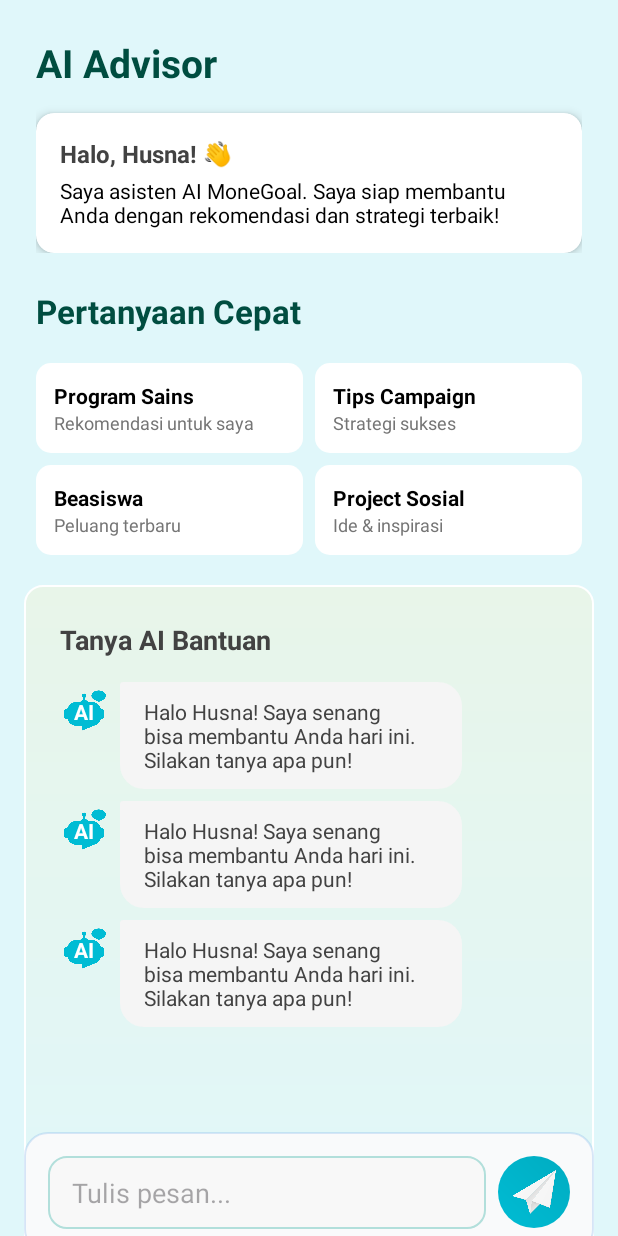
After one commit to zhafraz/MoneGoalApp, an Android app: the layout activity_aibantuan.xml on its own in the app's theme, with its tools: preview values and no code run, on a phone screen of 412 x 824 dp. The commit adds this screen. Run offline under Robolectric (Android 15) with nearby library versions, the phone set to English and light mode, and no system bars.

Commit message:
Update AI Advisor

```diff
--- a/app/src/main/AndroidManifest.xml
+++ b/app/src/main/AndroidManifest.xml
@@ -12,6 +12,9 @@
         android:supportsRtl="true"
         android:theme="@style/Theme.MoneGoal"
         tools:targetApi="31">
+        <activity
+            android:name=".AIBantuanActivity"
+            android:exported="false" />
         <activity
             android:name=".HomeActivity"
             android:exported="false" />
--- /dev/null
+++ b/app/src/main/java/com/example/monegoal/AIBantuanActivity.kt
@@ -0,0 +1,20 @@
+package com.example.monegoal
+
+import android.os.Bundle
+import androidx.activity.enableEdgeToEdge
+import androidx.appcompat.app.AppCompatActivity
+import androidx.core.view.ViewCompat
+import androidx.core.view.WindowInsetsCompat
+
+class AIBantuanActivity : AppCompatActivity() {
+    override fun onCreate(savedInstanceState: Bundle?) {
+        super.onCreate(savedInstanceState)
+        enableEdgeToEdge()
+        setContentView(R.layout.activity_aibantuan)
+        ViewCompat.setOnApplyWindowInsetsListener(findViewById(R.id.main)) { v, insets ->
+            val systemBars = insets.getInsets(WindowInsetsCompat.Type.systemBars())
+            v.setPadding(systemBars.left, systemBars.top, systemBars.right, systemBars.bottom)
+            insets
+        }
+    }
+}
--- /dev/null
+++ b/app/src/main/res/drawable/bg_ai_bubble.xml
@@ -0,0 +1,11 @@
+<?xml version="1.0" encoding="utf-8"?>
+<layer-list xmlns:android="http://schemas.android.com/apk/res/android">
+    <item>
+        <shape android:padding="10dp" android:shape="rectangle">
+            <solid android:color="@color/gray_100"/>
+            <corners
+                android:radius="16dp"
+                android:topLeftRadius="2dp"/>
+        </shape>
+    </item>
+</layer-list>
--- /dev/null
+++ b/app/src/main/res/drawable/bg_chat_container_white.xml
@@ -0,0 +1,11 @@
+<?xml version="1.0" encoding="utf-8"?>
+<shape xmlns:android="http://schemas.android.com/apk/res/android">
+    <gradient
+        android:angle="90"
+        android:startColor="@color/primary_50"
+        android:endColor="@color/secondary_50"
+        android:type="linear" />
+    <corners android:radius="12dp" />
+    <stroke android:width="1dp"
+        android:color="@color/white"/>
+</shape>
--- /dev/null
+++ b/app/src/main/res/drawable/bg_main_background.xml
@@ -0,0 +1,10 @@
+<?xml version="1.0" encoding="utf-8"?>
+<shape xmlns:android="http://schemas.android.com/apk/res/android"
+    android:shape="rectangle">
+    <!-- Gradien dari warna primer ke sekunder, menciptakan latar belakang yang menarik -->
+    <gradient
+        android:angle="270"
+        android:startColor="@color/primary_600"
+        android:endColor="@color/secondary_500"
+        android:type="linear" />
+</shape>
--- /dev/null
+++ b/app/src/main/res/drawable/bg_quick_action_card.xml
@@ -0,0 +1,6 @@
+<?xml version="1.0" encoding="utf-8"?>
+<shape xmlns:android="http://schemas.android.com/apk/res/android">
+    <solid android:color="@color/white" />
+    <corners
+        android:radius="10dp"/>
+</shape>
--- /dev/null
+++ b/app/src/main/res/drawable/bg_send_button_gradient.xml
@@ -0,0 +1,9 @@
+<?xml version="1.0" encoding="utf-8"?>
+<shape xmlns:android="http://schemas.android.com/apk/res/android">
+    <gradient
+        android:angle="45"
+        android:startColor="@color/primary_500"
+        android:endColor="@color/primary_600"
+        android:type="linear" />
+    <corners android:radius="24dp"/>
+</shape>
--- /dev/null
+++ b/app/src/main/res/drawable/bg_user_bubble.xml
@@ -0,0 +1,15 @@
+<?xml version="1.0" encoding="utf-8"?>
+<layer-list xmlns:android="http://schemas.android.com/apk/res/android">
+    <item>
+        <shape android:padding="10dp" android:shape="rectangle">
+            <gradient
+                android:angle="0"
+                android:startColor="@color/primary_600"
+                android:endColor="@color/primary_500"
+                android:type="linear" />
+            <corners
+                android:radius="16dp"
+                android:topRightRadius="2dp"/>
+        </shape>
+    </item>
+</layer-list>
--- /dev/null
+++ b/app/src/main/res/layout/activity_aibantuan.xml
@@ -0,0 +1,287 @@
+<?xml version="1.0" encoding="utf-8"?>
+<androidx.constraintlayout.widget.ConstraintLayout
+    xmlns:android="http://schemas.android.com/apk/res/android"
+    xmlns:app="http://schemas.android.com/apk/res-auto"
+    xmlns:tools="http://schemas.android.com/tools"
+    android:layout_width="match_parent"
+    android:layout_height="match_parent"
+    android:background="#E0F7FA"
+    tools:context=".AIBantuanActivity">
+
+    <!-- Scroll View untuk seluruh konten halaman -->
+    <androidx.core.widget.NestedScrollView
+        android:id="@+id/scrollView"
+        android:layout_width="match_parent"
+        android:layout_height="match_parent"
+        android:fillViewport="true"
+        app:layout_constraintTop_toTopOf="parent">
+
+        <LinearLayout
+            android:layout_width="match_parent"
+            android:layout_height="wrap_content"
+            android:orientation="vertical">
+
+            <!-- Bagian Header Sambutan -->
+            <LinearLayout
+                android:layout_width="match_parent"
+                android:layout_height="wrap_content"
+                android:orientation="vertical"
+                android:paddingStart="24dp"
+                android:paddingEnd="24dp"
+                android:paddingTop="24dp"
+                android:paddingBottom="16dp">
+
+                <!-- Judul Utama (AI Advisor) -->
+                <TextView
+                    android:layout_width="wrap_content"
+                    android:layout_height="wrap_content"
+                    android:text="AI Advisor"
+                    android:textSize="26sp"
+                    android:textStyle="bold"
+                    android:textColor="#004D40"
+                    android:layout_marginBottom="16dp"/>
+
+                <!-- Kotak Sambutan -->
+                <androidx.cardview.widget.CardView
+                    android:layout_width="match_parent"
+                    android:layout_height="wrap_content"
+                    android:layout_columnWeight="1"
+                    android:layout_rowWeight="1"
+                    app:cardCornerRadius="12dp"
+                    app:cardElevation="4dp"
+                    >
+
+                    <LinearLayout
+                        android:layout_width="match_parent"
+                        android:layout_height="wrap_content"
+                        android:orientation="vertical"
+                        android:padding="16dp"
+                        android:elevation="2dp">
+
+                        <TextView
+                            android:layout_width="wrap_content"
+                            android:layout_height="wrap_content"
+                            android:text="Halo, Husna! 👋"
+                            android:textStyle="bold"
+                            android:textSize="16sp"
+                            android:textColor="@color/gray_800"
+                            android:layout_marginBottom="4dp"/>
+
+                        <TextView
+                            android:layout_width="wrap_content"
+                            android:layout_height="wrap_content"
+                            android:text="Saya asisten AI MoneGoal. Saya siap membantu Anda dengan rekomendasi dan strategi terbaik!"
+                            android:textSize="14sp"
+                            android:textColor="@color/black"/>
+                    </LinearLayout>
+
+                </androidx.cardview.widget.CardView>
+
+
+
+            </LinearLayout>
+
+            <!-- JUDUL: Pertanyaan Cepat -->
+            <TextView
+                android:layout_width="wrap_content"
+                android:layout_height="wrap_content"
+                android:text="Pertanyaan Cepat"
+                android:textSize="22sp"
+                android:textStyle="bold"
+                android:textColor="#004D40"
+                android:layout_marginTop="8dp"
+                android:layout_marginStart="24dp"
+                android:layout_marginEnd="24dp"
+                android:layout_marginBottom="16dp"/>
+
+            <!-- Grid Tombol Cepat -->
+            <GridLayout
+                android:id="@+id/quickActionsGrid"
+                android:layout_width="match_parent"
+                android:layout_height="wrap_content"
+                android:columnCount="2"
+                android:rowCount="2"
+                android:paddingStart="20dp"
+                android:paddingEnd="20dp"
+                android:useDefaultMargins="true"
+                android:alignmentMode="alignBounds"
+                android:columnOrderPreserved="false">
+
+                <!-- Item 1: Program Sains -->
+                <LinearLayout
+                    android:id="@+id/btnQuick1"
+                    android:layout_width="0dp"
+                    android:layout_height="wrap_content"
+                    android:layout_columnWeight="1"
+                    android:padding="12dp"
+                    android:background="@drawable/bg_quick_action_card"
+                    android:orientation="vertical">
+                    <TextView
+                        android:layout_width="wrap_content"
+                        android:layout_height="wrap_content"
+                        android:text="Program Sains"
+                        android:textStyle="bold"
+                        android:textColor="@color/black"/>
+                    <TextView
+                        android:layout_width="wrap_content"
+                        android:layout_height="wrap_content"
+                        android:text="Rekomendasi untuk saya"
+                        android:textSize="12sp"
+                        android:textColor="@color/gray_600"/>
+                </LinearLayout>
+
+                <!-- Item 2: Tips Campaign -->
+                <LinearLayout
+                    android:id="@+id/btnQuick2"
+                    android:layout_width="0dp"
+                    android:layout_height="wrap_content"
+                    android:layout_columnWeight="1"
+                    android:padding="12dp"
+                    android:background="@drawable/bg_quick_action_card"
+                    android:orientation="vertical">
+                    <TextView
+                        android:layout_width="wrap_content"
+                        android:layout_height="wrap_content"
+                        android:text="Tips Campaign"
+                        android:textStyle="bold"
+                        android:textColor="@color/black"/>
+                    <TextView
+                        android:layout_width="wrap_content"
+                        android:layout_height="wrap_content"
+                        android:text="Strategi sukses"
+                        android:textSize="12sp"
+                        android:textColor="@color/gray_600"/>
+                </LinearLayout>
+
+                <!-- Item 3: Beasiswa -->
+                <LinearLayout
+                    android:id="@+id/btnQuick3"
+                    android:layout_width="0dp"
+                    android:layout_height="wrap_content"
+                    android:layout_columnWeight="1"
+                    android:padding="12dp"
+                    android:background="@drawable/bg_quick_action_card"
+                    android:orientation="vertical">
+                    <TextView
+                        android:layout_width="wrap_content"
+                        android:layout_height="wrap_content"
+                        android:text="Beasiswa"
+                        android:textStyle="bold"
+                        android:textColor="@color/black"/>
+                    <TextView
+                        android:layout_width="wrap_content"
+                        android:layout_height="wrap_content"
+                        android:text="Peluang terbaru"
+                        android:textSize="12sp"
+                        android:textColor="@color/gray_600"/>
+                </LinearLayout>
+
+                <!-- Item 4: Project Sosial -->
+                <LinearLayout
+                    android:id="@+id/btnQuick4"
+                    android:layout_width="0dp"
+                    android:layout_height="wrap_content"
+                    android:layout_columnWeight="1"
+                    android:padding="12dp"
+                    android:background="@drawable/bg_quick_action_card"
+                    android:orientation="vertical">
+                    <TextView
+                        android:layout_width="wrap_content"
+                        android:layout_height="wrap_content"
+                        android:text="Project Sosial"
+                        android:textStyle="bold"
+                        android:textColor="@color/black"/>
+                    <TextView
+                        android:layout_width="wrap_content"
+                        android:layout_height="wrap_content"
+                        android:text="Ide &amp; inspirasi"
+                        android:textSize="12sp"
+                        android:textColor="@color/gray_600"/>
+                </LinearLayout>
+            </GridLayout>
+
+            <!-- Bagian Chat Interface (Container) -->
+            <androidx.constraintlayout.widget.ConstraintLayout
+                android:layout_width="match_parent"
+                android:layout_height="wrap_content"
+                android:layout_marginTop="24dp"
+                android:layout_margin="16dp"
+                android:background="@drawable/bg_chat_container_white">
+
+                <!-- Judul Tanya AI Bantuan -->
+                <TextView
+                    android:id="@+id/chatTitle"
+                    android:layout_width="match_parent"
+                    android:layout_height="wrap_content"
+                    android:text="Tanya AI Bantuan"
+                    android:textSize="18sp"
+                    android:textStyle="bold"
+                    android:textColor="@color/gray_800"
+                    android:paddingStart="24dp"
+                    android:paddingTop="24dp"
+                    android:paddingEnd="24dp"
+                    android:paddingBottom="16dp"
+                    app:layout_constraintTop_toTopOf="parent"/>
+
+                <!-- RecyclerView untuk Pesan -->
+                <androidx.recyclerview.widget.RecyclerView
+                    android:id="@+id/rvMessages"
+                    android:layout_width="match_parent"
+                    android:layout_height="wrap_content"
+                    android:minHeight="300dp"
+                    android:paddingStart="24dp"
+                    android:paddingEnd="24dp"
+                    app:layout_constraintTop_toBottomOf="@id/chatTitle"
+                    app:layout_constraintBottom_toTopOf="@id/inputContainerChatCard"
+                    app:layoutManager="androidx.recyclerview.widget.LinearLayoutManager"
+                    tools:listitem="@layout/item_message_ai"
+                    tools:itemCount="3"
+                />
+
+                <!-- Bagian Input Chat (Fixed di bawah Chat Card) -->
+                <LinearLayout
+                    android:id="@+id/inputContainerChatCard"
+                    android:layout_width="match_parent"
+                    android:layout_height="wrap_content"
+                    android:orientation="horizontal"
+                    android:gravity="center_vertical"
+                    android:padding="16dp"
+                    android:background="@drawable/bg_input_field"
+                    app:layout_constraintBottom_toBottomOf="parent">
+
+                    <EditText
+                        android:id="@+id/etMessageInput"
+                        android:layout_width="0dp"
+                        android:layout_height="wrap_content"
+                        android:layout_weight="1"
+                        android:hint="Tulis pesan..."
+                        android:background="@drawable/bg_input_rounded"
+                        android:paddingStart="16dp"
+                        android:paddingTop="12dp"
+                        android:paddingEnd="16dp"
+                        android:paddingBottom="12dp"
+                        android:textColor="@color/gray_800"
+                        android:inputType="textCapSentences|textMultiLine"
+                        android:maxLines="5"
+                        android:imeOptions="actionSend"/>
+
+                    <ImageButton
+                        android:id="@+id/btnSend"
+                        android:layout_width="48dp"
+                        android:layout_height="48dp"
+                        android:layout_marginStart="8dp"
+                        android:src="@drawable/paper"
+                        android:contentDescription="Kirim Pesan"
+                        android:background="@drawable/bg_send_button_gradient"
+                        android:scaleType="fitCenter"
+                        android:padding="8dp"
+                        tools:ignore="ContentDescription"
+                        />
+
+                </LinearLayout>
+            </androidx.constraintlayout.widget.ConstraintLayout>
+
+        </LinearLayout>
+    </androidx.core.widget.NestedScrollView>
+
+</androidx.constraintlayout.widget.ConstraintLayout>
--- a/app/src/main/res/layout/activity_home.xml
+++ b/app/src/main/res/layout/activity_home.xml
@@ -25,8 +25,8 @@
                 android:layout_width="match_parent"
                 android:layout_height="wrap_content"
                 android:background="@drawable/bg_header_gradient"
-            android:padding="24dp"
-            android:elevation="4dp">
+                android:padding="24dp"
+                android:elevation="4dp">
 
             <!-- Judul Aplikasi & Tombol Notifikasi -->
             <TextView
@@ -40,11 +40,10 @@
                 app:layout_constraintStart_toStartOf="parent"
                 app:layout_constraintTop_toTopOf="parent"/>
 
-                <ImageButton
+                <ImageView
                     android:id="@+id/btnNotification"
                     android:layout_width="48dp"
                     android:layout_height="48dp"
-                    android:background="@drawable/bg_circle_yellow"
                     android:src="@drawable/notif"
                     android:contentDescription="Notifikasi"
                     android:padding="8dp"
@@ -345,9 +344,6 @@ tools:itemCount="2"
 tools:layoutManager="androidx.recyclerview.widget.LinearLayoutManager"
 tools:listitem="@layout/item_goal" />
 
-    <!-- Tombol Tambah Tujuan (Optional, bisa juga lewat Quick Action) -->
-    <!-- FAB yang sudah ada di ConstraintLayout sebelumnya kita hapus, karena sudah ada di Quick Action Grid -->
-
     </LinearLayout>
     </ScrollView>
 
--- a/app/src/main/res/layout/activity_register.xml
+++ b/app/src/main/res/layout/activity_register.xml
@@ -89,7 +89,7 @@ android:layout_marginBottom="20dp">
     <TextView
         android:layout_width="wrap_content"
         android:layout_height="wrap_content"
-        android:text="Nama"
+        android:text="Nama Sekolah"
         android:textColor="#004D40"
         android:textStyle="bold"
         android:layout_marginBottom="4dp"/>
--- /dev/null
+++ b/app/src/main/res/layout/item_message_ai.xml
@@ -0,0 +1,38 @@
+<?xml version="1.0" encoding="utf-8"?>
+<LinearLayout
+    xmlns:android="http://schemas.android.com/apk/res/android"
+    xmlns:tools="http://schemas.android.com/tools"
+    android:layout_width="match_parent"
+    android:layout_height="wrap_content"
+    android:orientation="horizontal"
+    android:paddingBottom="8dp"
+    android:layout_marginEnd="64dp"
+    android:gravity="top">
+
+    <!-- Ikon AI -->
+    <TextView
+        android:layout_width="32dp"
+        android:layout_height="32dp"
+        android:background="@drawable/robot"
+        android:text="AI"
+        android:gravity="center"
+        android:textColor="@android:color/white"
+        android:textStyle="bold"
+        android:textSize="14sp"
+        android:layout_marginEnd="8dp"
+        tools:backgroundTint="@color/primary_500"/>
+
+    <!-- Bubble Pesan AI -->
+    <TextView
+        android:id="@+id/tvAiMessage"
+        android:layout_width="wrap_content"
+        android:layout_height="wrap_content"
+        android:background="@drawable/bg_ai_bubble"
+        android:paddingStart="16dp"
+        android:paddingTop="10dp"
+        android:paddingEnd="16dp"
+        android:paddingBottom="10dp"
+        android:textColor="@color/gray_800"
+        android:textSize="14sp"
+        tools:text="Halo Husna! Saya senang bisa membantu Anda hari ini. Silakan tanya apa pun!" />
+</LinearLayout>
--- /dev/null
+++ b/app/src/main/res/layout/item_message_user.xml
@@ -0,0 +1,37 @@
+<?xml version="1.0" encoding="utf-8"?>
+<LinearLayout
+    xmlns:android="http://schemas.android.com/apk/res/android"
+    xmlns:tools="http://schemas.android.com/tools"
+    android:layout_width="match_parent"
+    android:layout_height="wrap_content"
+    android:orientation="horizontal"
+    android:paddingBottom="8dp"
+    android:layout_marginStart="64dp"
+    android:gravity="top|end">
+
+    <!-- Bubble Pesan User -->
+    <TextView
+        android:id="@+id/tvUserMessage"
+        android:layout_width="wrap_content"
+        android:layout_height="wrap_content"
+        android:background="@drawable/bg_user_bubble"
+        android:paddingStart="16dp"
+        android:paddingTop="10dp"
+        android:paddingEnd="16dp"
+        android:paddingBottom="10dp"
+        android:textColor="@android:color/white"
+        android:textSize="14sp"
+        tools:text="Saya tertarik dengan program sains. Apa rekomendasi untuk siswa kelas 11?" />
+
+    <!-- Ikon User -->
+    <TextView
+        android:layout_width="32dp"
+        android:layout_height="32dp"
+        android:background="@drawable/user"
+        android:text="H"
+        android:gravity="center"
+        android:textColor="@android:color/white"
+        android:textStyle="bold"
+        android:textSize="14sp"
+        android:layout_marginStart="8dp"/>
+</LinearLayout>
--- a/app/src/main/res/values/colors.xml
+++ b/app/src/main/res/values/colors.xml
@@ -1,5 +1,20 @@
 <?xml version="1.0" encoding="utf-8"?>
 <resources>
+    <!-- Primary Colors (Teal/Cyan) -->
+    <color name="primary_50">#E0F7FA</color>
+    <color name="primary_500">#00BCD4</color>
+    <color name="primary_600">#00ACC1</color>
+
+    <!-- Secondary Colors (Green) -->
+    <color name="secondary_50">#E8F5E9</color>
+    <color name="secondary_500">#4CAF50</color>
+    <color name="secondary_600">#43A047</color>
+
+    <!-- General Colors -->
     <color name="black">#FF000000</color>
     <color name="white">#FFFFFFFF</color>
+    <color name="gray_100">#F5F5F5</color>
+    <color name="gray_300">#E0E0E0</color>
+    <color name="gray_600">#757575</color>
+    <color name="gray_800">#424242</color>
 </resources>
```
Also changed, not shown: app/src/main/res/drawable/paper.png (added), app/src/main/res/drawable/send.png (added).
